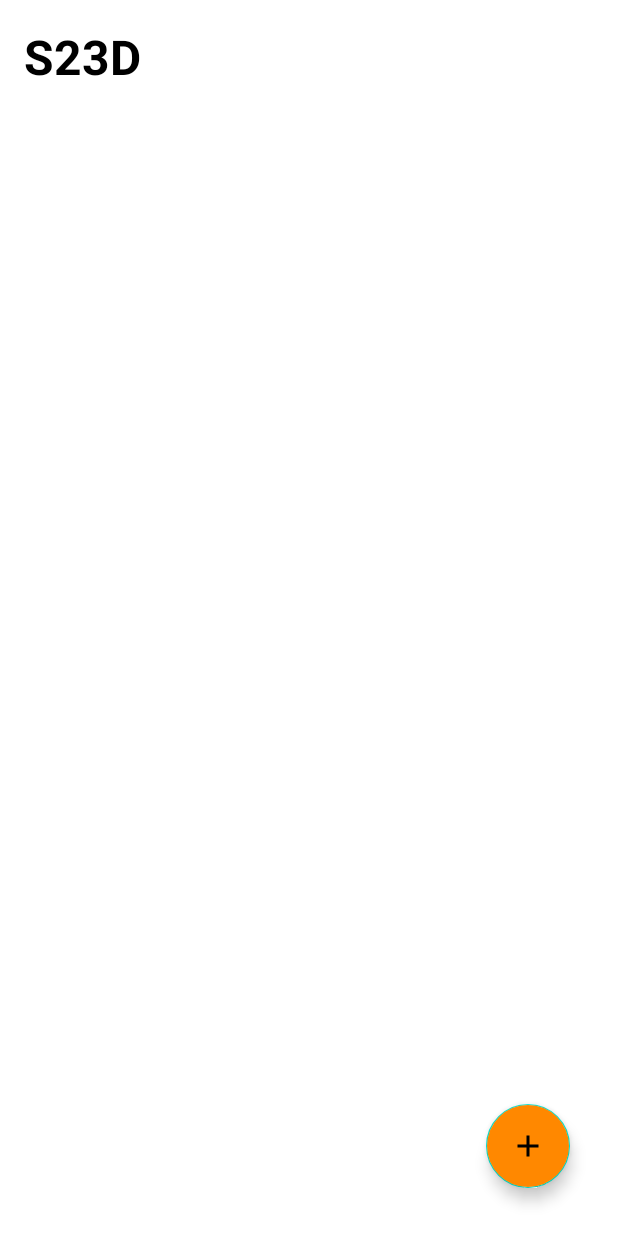
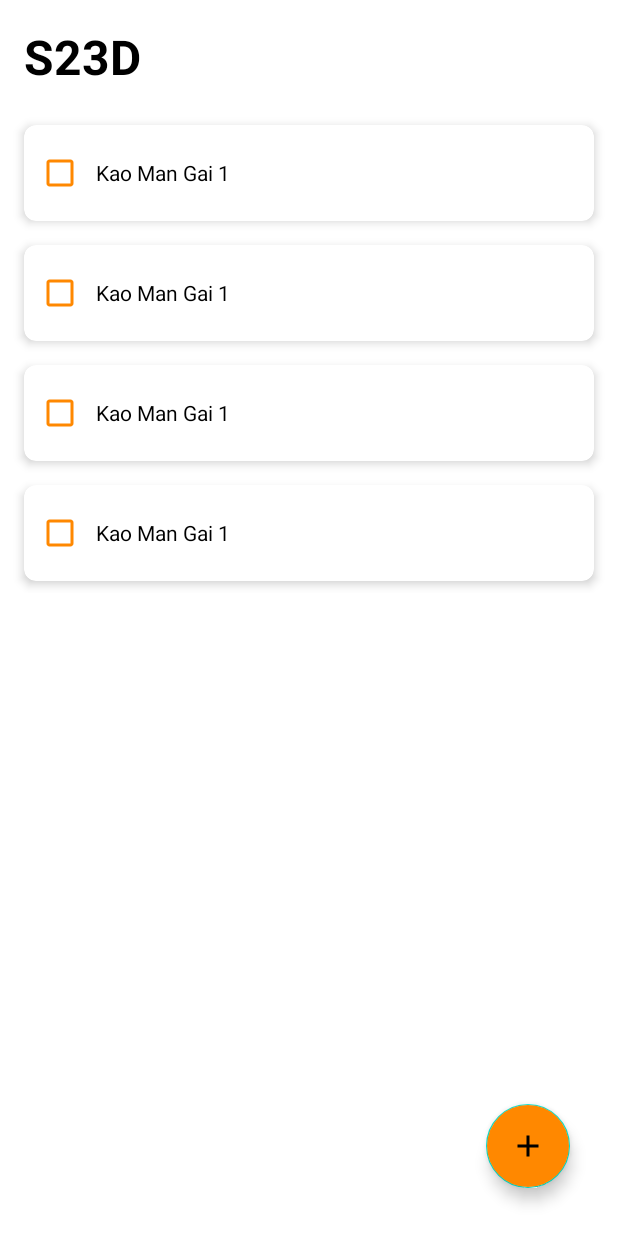
Before and after one commit to pure38523/ListappProject, an Android app: the screen it shows after launch (MainActivity), on a phone screen of 412 x 824 dp. Run offline under Robolectric (Android 15) with nearby library versions, the light colour scheme and no system bars.

Commit message:
Mock Code

```diff
--- a/app/src/main/java/com/example/dechproduct/s23dquizapplication/MainActivity.java
+++ b/app/src/main/java/com/example/dechproduct/s23dquizapplication/MainActivity.java
@@ -60,22 +60,18 @@ public class MainActivity extends AppCompatActivity implements DialogCloseListen
             }
         });
 
+        //Pre-Init
+        MenuNote task = new MenuNote();
+        task.setTable("14");
+        task.setTask("Kao Man Gai 1");
+        task.setStatus(0);
 
+        taskList.add(task);
+        taskList.add(task);
+        taskList.add(task);
+        taskList.add(task);
 
-
-//Mock
-//        MenuNote task = new MenuNote();
-//        task.setTask("Test zaza Task Test");
-//        task.setStatus(0);
-//        task.setId(1);
-//
-//        taskList.add(task);
-//        taskList.add(task);
-//        taskList.add(task);
-//        taskList.add(task);
-//        taskList.add(task);
-//
-//        taskAdapter.setTasks(taskList);
+        taskAdapter.setTasks(taskList);
 
 
     }
```
